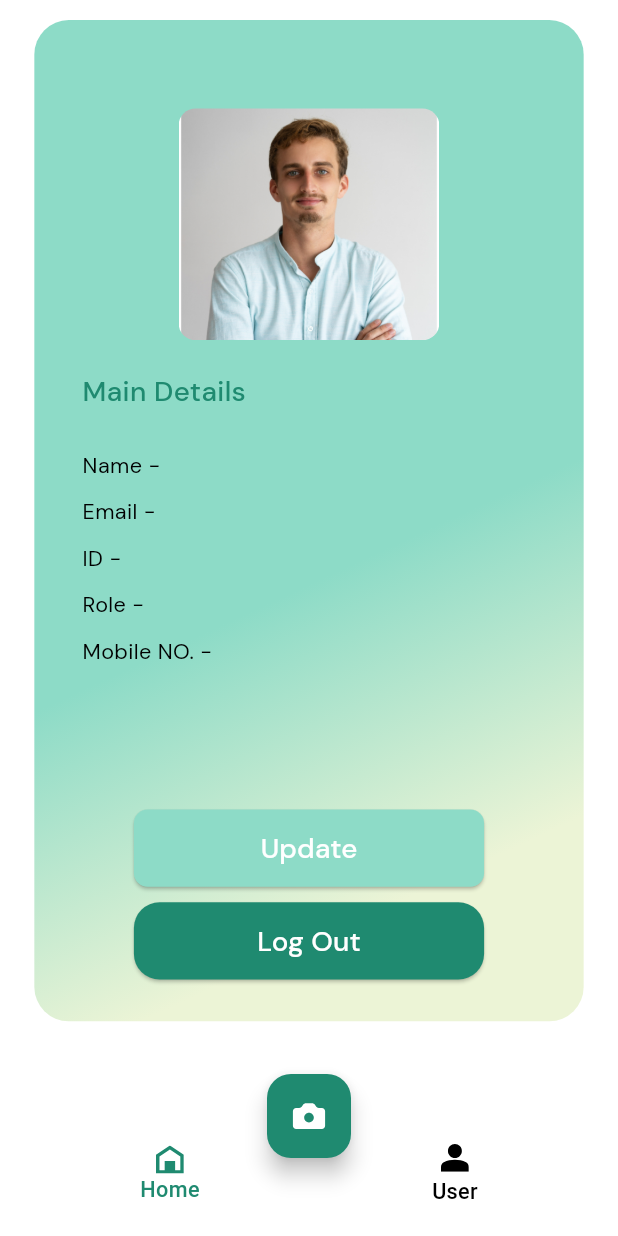
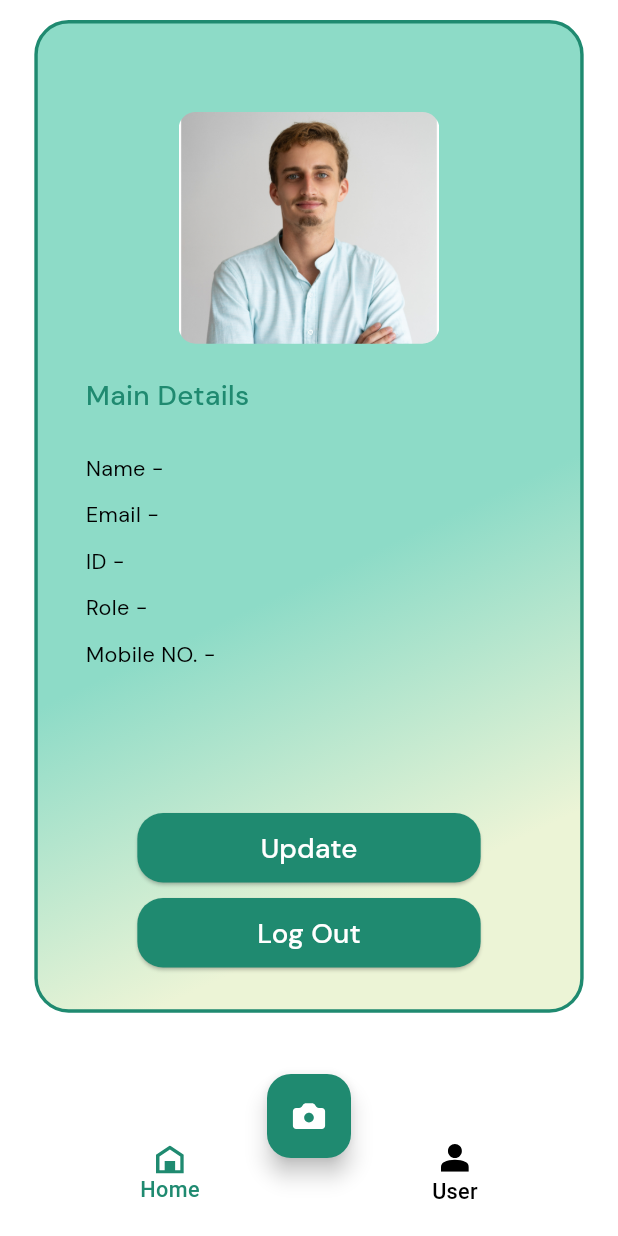
Before and after one commit to scssandanayake/NeuralFace-Person-Identifier-Application, a Flutter app: the PersonDetailScreen screen opened directly, on a phone screen of 412 x 824 dp. Run offline on Flutter 3.47's test engine with Material 3 defaults, Android fonts, the phone set to English and light mode, and no system bars; our stand-ins replace cached_network_image, cloud_firestore, firebase_auth, firebase_core, flutter_svg, shared_preferences and 1 more; accounts and stored records are empty.

```diff
--- a/lib/presentation/person_details_screen/person_details_screen.dart
+++ b/lib/presentation/person_details_screen/person_details_screen.dart
@@ -193,7 +193,6 @@ class _PersonDetailScreenState extends State<PersonDetailScreen> {
                         CustomElevatedButton(
                           text: "Update",
                           margin: EdgeInsets.symmetric(horizontal: 30.h),
-                          buttonStyle: CustomButtonStyles.fillTeal,
                           alignment: Alignment.center,
                           onPressed: _editProfile,
                         ),
--- a/lib/theme/app_decoration.dart
+++ b/lib/theme/app_decoration.dart
@@ -15,6 +15,10 @@ class AppDecoration {
 
   // Gradient decorations
   static BoxDecoration get gradientTealToLime => BoxDecoration(
+    border: Border.all(
+      color: appTheme.teal600,
+      width: 2.h,
+    ),
     gradient: LinearGradient(
       begin: Alignment(0.5, 0),
       end: Alignment(1, 0.59),
--- a/lib/widgets/custom_elevated_button.dart
+++ b/lib/widgets/custom_elevated_button.dart
@@ -46,7 +46,7 @@ class CustomElevatedButton extends BaseButton {
   }
 
   Widget get buildElevatedButtonWidget => Container(
-        height: this.height ?? 50.v,
+        height: this.height ?? 45.v,
         width: this.width ?? double.maxFinite,
         margin: margin,
         decoration: decoration,
```
